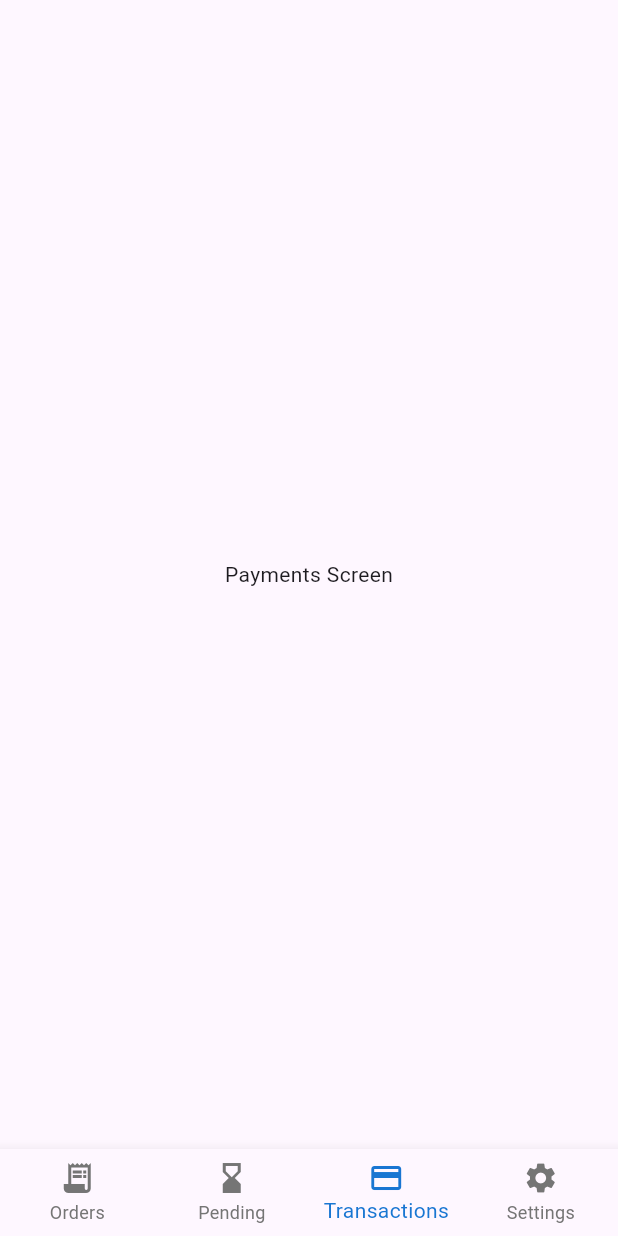
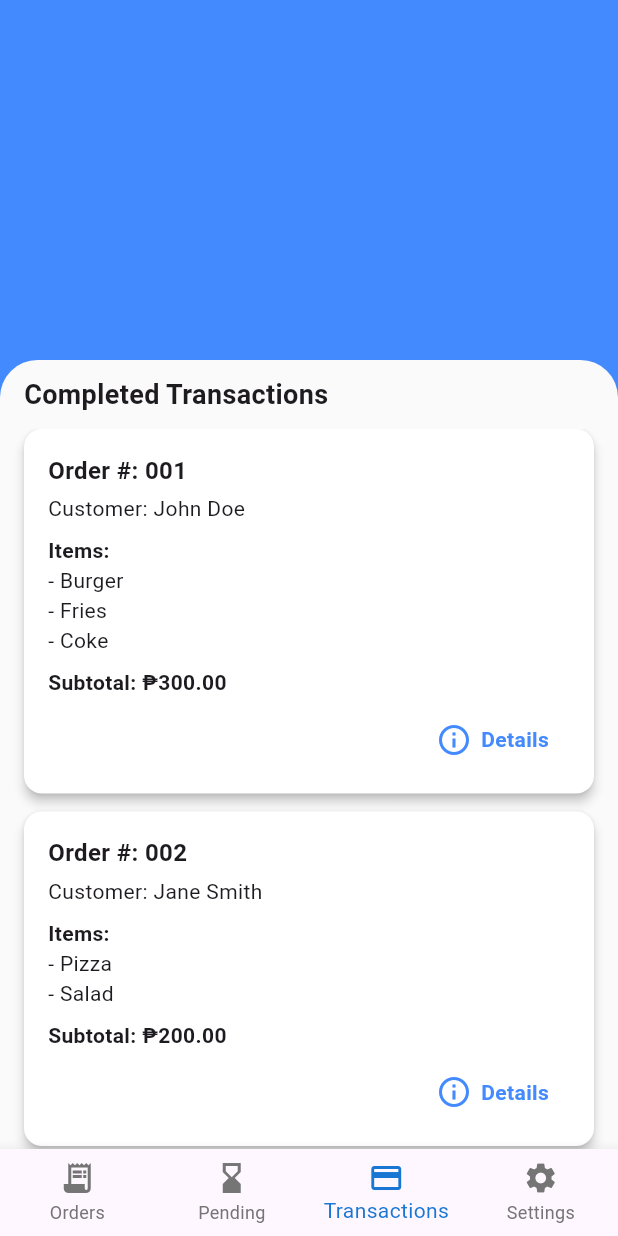
Before and after one commit to kurt0542/quick_pos, a Flutter app: the CashierMobileNavigation screen opened directly, item 3 of the bottom bar chosen, on a phone screen of 412 x 824 dp. Run offline on Flutter 3.47's test engine with Material 3 defaults, Android fonts, the phone set to English and light mode, and no system bars; our stand-ins replace google_fonts.

Commit message:
added transaction card and the cashier mobile transaction screen

```diff
--- a/lib/presentation/screens/cashier/cashier_mobile_navigation.dart
+++ b/lib/presentation/screens/cashier/cashier_mobile_navigation.dart
@@ -1,6 +1,7 @@
 import 'package:flutter/material.dart';
 import 'package:quick_pos/presentation/screens/cashier/orders/cashier_mobile_order_screen.dart';
 import 'package:quick_pos/presentation/screens/cashier/pending/cashier_mobile_pending_screen.dart';
+import 'package:quick_pos/presentation/screens/cashier/transactions/cashier_mobile_transaction_screen.dart';
 
 class CashierMobileNavigation extends StatefulWidget {
   const CashierMobileNavigation({super.key});
@@ -15,8 +16,7 @@ class _CashierMobileNavigationState extends State<CashierMobileNavigation> {
   final List<Widget> _screens = [
     Center(child: CashierMobileOrderScreen()),
     Center(child: CashierMobilePendingScreen()),
-    Center(child: Text("Payments Screen")),
-    Center(child: Text("Reports Screen")),
+    Center(child: CashierMobileTransactionScreen()),
     Center(child: Text("Settings Screen")),
   ];
 
--- /dev/null
+++ b/lib/presentation/screens/cashier/transactions/cashier_mobile_transaction_screen.dart
@@ -0,0 +1,87 @@
+import 'package:flutter/material.dart';
+import 'package:google_fonts/google_fonts.dart';
+import 'transaction_card.dart';
+class CashierMobileTransactionScreen extends StatefulWidget {
+  const CashierMobileTransactionScreen({super.key});
+
+  @override
+  State<CashierMobileTransactionScreen> createState() =>
+      _CashierMobileTransactionScreenState();
+}
+
+class _CashierMobileTransactionScreenState
+    extends State<CashierMobileTransactionScreen> {
+  final List<Map<String, dynamic>> transactions = [
+    {
+      "orderNumber": "001",
+      "customerName": "John Doe",
+      "items": ["Burger", "Fries", "Coke"],
+    },
+    {
+      "orderNumber": "002",
+      "customerName": "Jane Smith",
+      "items": ["Pizza", "Salad"],
+    },
+    {
+      "orderNumber": "003",
+      "customerName": "Alice Johnson",
+      "items": ["Pasta", "Garlic Bread", "Water"],
+    },
+  ];
+
+  double getSubtotal(List items) => items.length * 100.0;
+
+  @override
+  Widget build(BuildContext context) {
+    return Scaffold(
+      backgroundColor: Colors.blueAccent,
+      body: Column(
+        children: [
+          const SizedBox(height: 240),
+          Expanded(
+            child: Container(
+              width: double.infinity,
+              decoration: BoxDecoration(
+                color: Colors.grey[50],
+                borderRadius: const BorderRadius.only(
+                  topLeft: Radius.circular(25),
+                  topRight: Radius.circular(25),
+                ),
+              ),
+              child: Column(
+                crossAxisAlignment: CrossAxisAlignment.start,
+                children: [
+                  const SizedBox(height: 10),
+                  Padding(
+                    padding: const EdgeInsets.symmetric(horizontal: 16),
+                    child: Text(
+                      "Completed Transactions",
+                      style: GoogleFonts.roboto(
+                        fontSize: 18,
+                        fontWeight: FontWeight.bold,
+                      ),
+                    ),
+                  ),
+                  const SizedBox(height: 10),
+                  Expanded(
+                    child: ListView.builder(
+                      padding: const EdgeInsets.symmetric(horizontal: 16),
+                      itemCount: transactions.length,
+                      itemBuilder: (context, index) {
+                        final transaction = transactions[index];
+                        return TransactionCard(
+                          transaction: transaction,
+                          subtotal: getSubtotal(transaction["items"]),
+                        );
+                      },
+                    ),
+                  ),
+                ],
+              ),
+            ),
+          ),
+        ],
+      ),
+    );
+  }
+}
--- /dev/null
+++ b/lib/presentation/screens/cashier/transactions/transaction_card.dart
@@ -0,0 +1,99 @@
+import 'package:flutter/material.dart';
+import 'package:google_fonts/google_fonts.dart';
+
+class TransactionCard extends StatelessWidget {
+  final Map<String, dynamic> transaction;
+  final double subtotal;
+
+  const TransactionCard({
+    super.key,
+    required this.transaction,
+    required this.subtotal,
+  });
+
+  @override
+  Widget build(BuildContext context) {
+    return Card(
+      color: Colors.white,
+      margin: const EdgeInsets.only(bottom: 12),
+      shape: RoundedRectangleBorder(borderRadius: BorderRadius.circular(12)),
+      elevation: 3,
+      child: Padding(
+        padding: const EdgeInsets.all(16.0),
+        child: Column(
+          crossAxisAlignment: CrossAxisAlignment.start,
+          children: [
+            Text(
+              'Order #: ${transaction["orderNumber"]}',
+              style: GoogleFonts.roboto(
+                fontSize: 16,
+                fontWeight: FontWeight.bold,
+              ),
+            ),
+            const SizedBox(height: 4),
+            Text(
+              'Customer: ${transaction["customerName"]}',
+              style: GoogleFonts.roboto(fontSize: 14),
+            ),
+            const SizedBox(height: 8),
+            Text(
+              'Items:',
+              style: GoogleFonts.roboto(
+                fontSize: 14,
+                fontWeight: FontWeight.bold,
+              ),
+            ),
+            ...transaction["items"].map<Widget>(
+              (item) =>
+                  Text('- $item', style: GoogleFonts.roboto(fontSize: 14)),
+            ),
+            const SizedBox(height: 8),
+            Text(
+              'Subtotal: ₱${subtotal.toStringAsFixed(2)}',
+              style: GoogleFonts.roboto(
+                fontSize: 14,
+                fontWeight: FontWeight.bold,
+              ),
+            ),
+            const SizedBox(height: 8),
+            Row(
+              mainAxisAlignment: MainAxisAlignment.end,
+              children: [
+                Material(
+                  color: Colors.transparent,
+                  child: InkWell(
+                    onTap: () {},
+                    borderRadius: BorderRadius.circular(8),
+                    child: Container(
+                      padding: const EdgeInsets.symmetric(
+                        horizontal: 14,
+                        vertical: 8,
+                      ),
+                      decoration: BoxDecoration(
+                        borderRadius: BorderRadius.circular(8),
+                      ),
+                      child: Row(
+                        mainAxisSize: MainAxisSize.min,
+                        children: const [
+                          Icon(Icons.info_outline, color: Colors.blueAccent),
+                          SizedBox(width: 6),
+                          Text(
+                            'Details',
+                            style: TextStyle(
+                              color: Colors.blueAccent,
+                              fontWeight: FontWeight.bold,
+                            ),
+                          ),
+                        ],
+                      ),
+                    ),
+                  ),
+                ),
+              ],
+            ),
+          ],
+        ),
+      ),
+    );
+  }
+}
```
